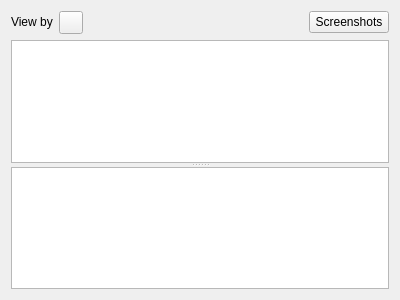
Before: the Qt Designer form plugins/formmanagerplugin/formfilesselectorwidget.ui in FreeHealth/freehealth, drawn with Qt 5.
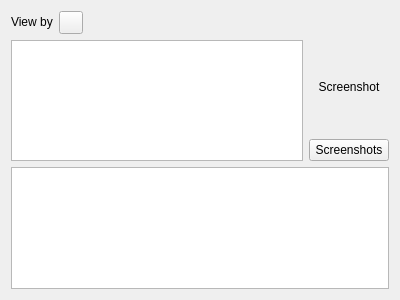
After: the same form once the commit is applied. Custom widgets are drawn as their Qt base class.

Commit message: constant extraction, better variable names

What changed in the file:
```diff
--- a/plugins/formmanagerplugin/formfilesselectorwidget.ui
+++ b/plugins/formmanagerplugin/formfilesselectorwidget.ui
@@ -13,8 +13,8 @@
   <property name="windowTitle">
    <string>Form</string>
   </property>
-  <layout class="QGridLayout" name="gridLayout">
-   <item row="0" column="0">
+  <layout class="QVBoxLayout" name="verticalLayout">
+   <item>
     <layout class="QHBoxLayout" name="horizontalLayout">
      <item>
       <widget class="QLabel" name="label_3">
@@ -55,38 +55,45 @@
        </property>
       </spacer>
      </item>
+    </layout>
+   </item>
+   <item>
+    <layout class="QHBoxLayout" name="horizontalLayout_2">
      <item>
-      <widget class="QPushButton" name="screenshots">
-       <property name="text">
-        <string>Screenshots</string>
+      <widget class="QTreeView" name="formsTreeView">
+       <property name="editTriggers">
+        <set>QAbstractItemView::NoEditTriggers</set>
        </property>
       </widget>
      </item>
+     <item>
+      <layout class="QVBoxLayout" name="verticalLayout_2">
+       <item>
+        <widget class="QLabel" name="screenshotLabel">
+         <property name="text">
+          <string>Screenshot</string>
+         </property>
+         <property name="alignment">
+          <set>Qt::AlignCenter</set>
+         </property>
+        </widget>
+       </item>
+       <item>
+        <widget class="QPushButton" name="screenshotsButton">
+         <property name="text">
+          <string>Screenshots</string>
+         </property>
+        </widget>
+       </item>
+      </layout>
+     </item>
     </layout>
    </item>
-   <item row="1" column="0">
-    <widget class="Utils::MiniSplitter" name="splitter">
-     <property name="orientation">
-      <enum>Qt::Vertical</enum>
-     </property>
-     <widget class="QTreeView" name="treeView">
-      <property name="editTriggers">
-       <set>QAbstractItemView::NoEditTriggers</set>
-      </property>
-     </widget>
-     <widget class="QTextBrowser" name="textBrowser"/>
-    </widget>
+   <item>
+    <widget class="QTextBrowser" name="textBrowser"/>
    </item>
   </layout>
  </widget>
- <customwidgets>
-  <customwidget>
-   <class>Utils::MiniSplitter</class>
-   <extends>QSplitter</extends>
-   <header location="global">utils/widgets/minisplitter.h</header>
-   <container>1</container>
-  </customwidget>
- </customwidgets>
  <resources/>
  <connections/>
 </ui>
```
The commit also changes 1 other file.
